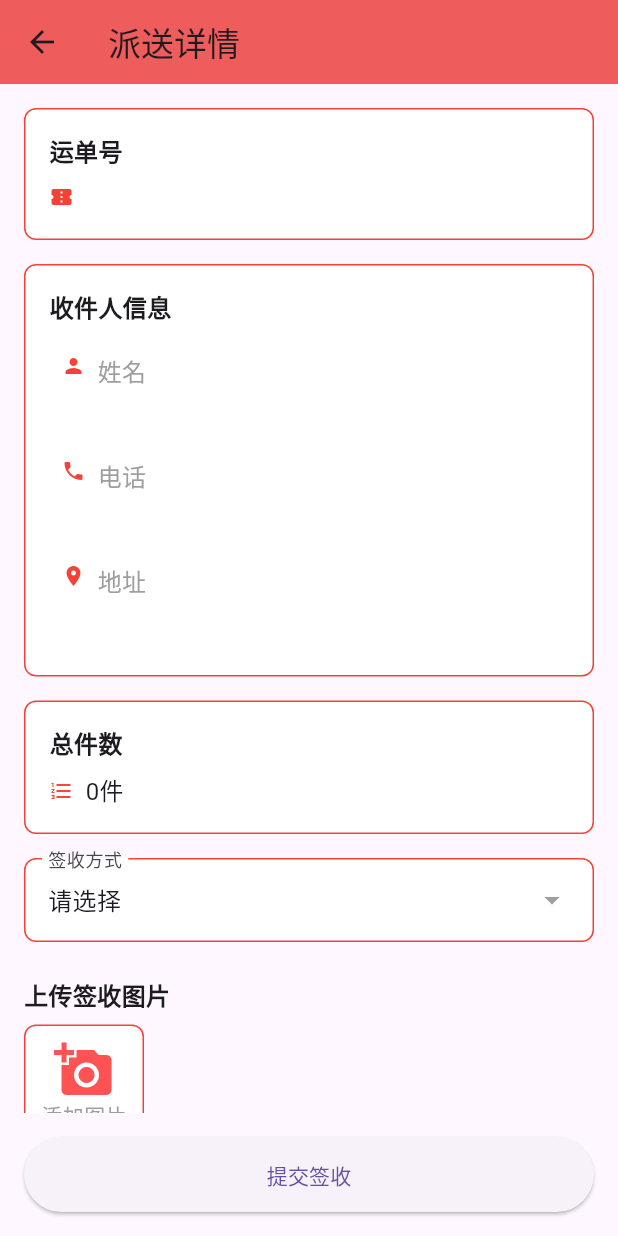
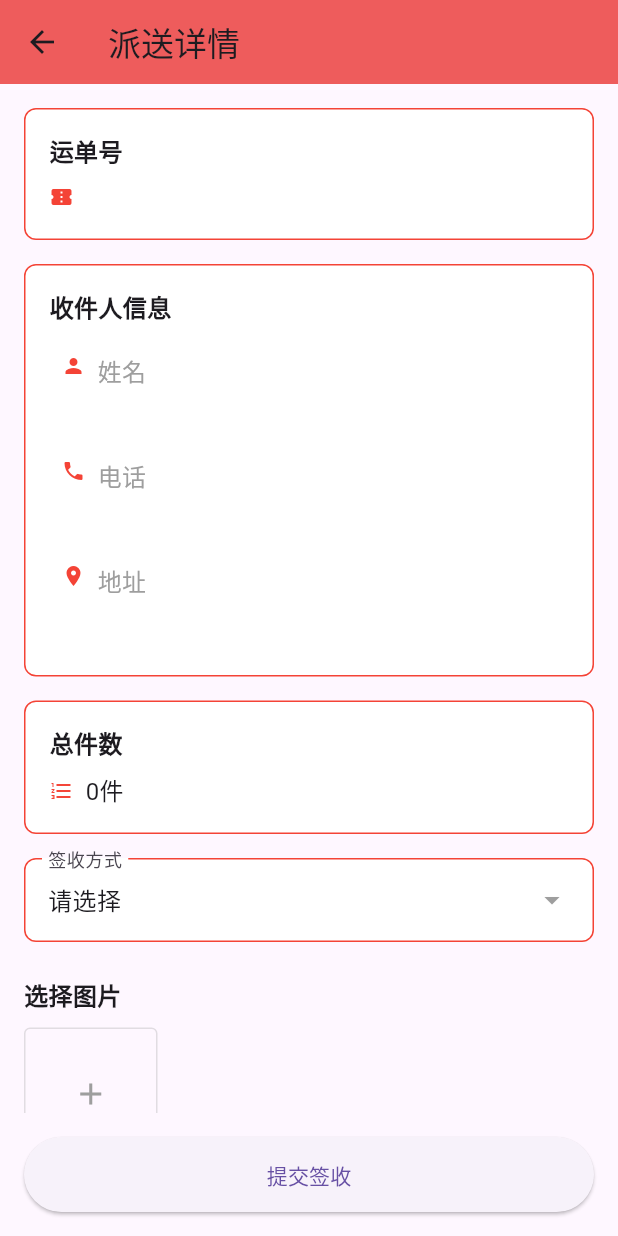
Before and after one commit to EverCooling/kimigoflash, a Flutter app: the PendingDeliveryDetail screen opened directly with empty values, on a phone screen of 412 x 824 dp. Run offline on Flutter 3.47's test engine with Material 3 defaults, Android fonts, the phone set to English and light mode, and no system bars; drawn by our look-alikes of flutter_form_builder; our stand-ins replace connectivity_plus, dio, flutter_riverpod, flutter_spinkit, fluttertoast, get and 7 more; missing offline and left inert: image_gallery_saver_plus, mobile_scanner, syncfusion_flutter_signaturepad, wechat_assets_picker, wechat_camera_picker; accounts and stored records are empty.

Commit message:
imagepicker；

```diff
--- a/lib/pages/delivery/detail/pending_delivery_detail_page.dart
+++ b/lib/pages/delivery/detail/pending_delivery_detail_page.dart
@@ -10,6 +10,7 @@ import 'package:kimiflash/pages/widgets/loading_manager.dart';
 import '../../../http/api/auth_api.dart';
 import '../../widgets/custom_dropdown_field.dart';
 import '../../widgets/multi_album_picker_field.dart';
+import '../../widgets/multi_image_picker.dart';
 import '../../widgets/sign_method_bottom_sheet.dart';
 import '../../widgets/signature_preview.dart';
 
@@ -215,13 +216,19 @@ class _PendingDeliveryDetailPageState extends State<PendingDeliveryDetail> {
                     // 图片上传区域
                     SizedBox(height: 8),
                     // 在页面中使用 MultiAlbumPickerField
-                    MultiAlbumPickerField(
-                      label: '上传签收图片',
-                      maxSelection: 5,
-                      onImageUploaded: (imagePaths) {
-                        _receiptImageUrls = imagePaths;
-                        // 处理上传后的图片路径列表
-                        print('上传成功：$imagePaths');
+                    // MultiAlbumPickerField(
+                    //   label: '上传签收图片',
+                    //   maxSelection: 5,
+                    //   onImageUploaded: (imagePaths) {
+                    //     _receiptImageUrls = imagePaths;
+                    //     // 处理上传后的图片路径列表
+                    //     print('上传成功：$imagePaths');
+                    //   },
+                    // ),
+                    MultiImagePicker(
+                      maxCount: 6,
+                      onChanged: (assets) {
+                        print('选中的图片: ${assets.length}张');
                       },
                     ),
                     SizedBox(height: 20),
--- /dev/null
+++ b/lib/pages/widgets/multi_image_picker.dart
@@ -0,0 +1,189 @@
+import 'package:flutter/material.dart';
+import 'package:image_picker/image_picker.dart';
+import 'package:wechat_assets_picker/wechat_assets_picker.dart';
+import 'package:wechat_camera_picker/wechat_camera_picker.dart';
+
+class MultiImagePicker extends StatefulWidget {
+  final int maxCount;
+  final ValueChanged<List<AssetEntity>>? onChanged;
+  final List<AssetEntity>? initialValue;
+
+  const MultiImagePicker({
+    Key? key,
+    this.maxCount = 9,
+    this.onChanged,
+    this.initialValue,
+  }) : super(key: key);
+
+  @override
+  State<MultiImagePicker> createState() => _MultiImagePickerState();
+}
+
+class _MultiImagePickerState extends State<MultiImagePicker> {
+  late List<AssetEntity> _selectedAssets;
+
+  @override
+  void initState() {
+    super.initState();
+    _selectedAssets = widget.initialValue ?? [];
+  }
+
+  @override
+  Widget build(BuildContext context) {
+    return Column(
+      crossAxisAlignment: CrossAxisAlignment.start,
+      children: [
+        const Text(
+          '选择图片',
+          style: TextStyle(fontSize: 16, fontWeight: FontWeight.bold),
+        ),
+        const SizedBox(height: 10),
+        GridView.builder(
+          shrinkWrap: true,
+          physics: const NeverScrollableScrollPhysics(),
+          gridDelegate: const SliverGridDelegateWithFixedCrossAxisCount(
+            crossAxisCount: 4,
+            mainAxisSpacing: 8,
+            crossAxisSpacing: 8,
+            childAspectRatio: 1.0,
+          ),
+          itemCount: _selectedAssets.length < widget.maxCount
+              ? _selectedAssets.length + 1
+              : _selectedAssets.length,
+          itemBuilder: (context, index) {
+            if (index < _selectedAssets.length) {
+              final asset = _selectedAssets[index];
+              return Stack(
+                fit: StackFit.expand,
+                children: [
+                  Positioned.fill(
+                    child: AssetEntityImage(
+                      asset,
+                      isOriginal: false,
+                      fit: BoxFit.cover,
+                      thumbnailFormat: ThumbnailFormat.jpeg,
+                      errorBuilder: (context, error, stackTrace) =>
+                      const Center(child: Icon(Icons.image_not_supported)),
+                    ),
+                  ),
+                  Positioned(
+                    top: 4,
+                    right: 4,
+                    child: GestureDetector(
+                      onTap: () => _removeAsset(index),
+                      child: Container(
+                        decoration: const BoxDecoration(
+                          shape: BoxShape.circle,
+                          color: Colors.black54,
+                        ),
+                        padding: const EdgeInsets.all(2),
+                        child: const Icon(
+                          Icons.close,
+                          color: Colors.white,
+                          size: 16,
+                        ),
+                      ),
+                    ),
+                  ),
+                ],
+              );
+            } else {
+              return GestureDetector(
+                onTap: _showImageSourceDialog,
+                child: Container(
+                  decoration: BoxDecoration(
+                    border: Border.all(color: Colors.grey.withOpacity(0.3)),
+                    borderRadius: BorderRadius.circular(4),
+                  ),
+                  child: const Center(
+                    child: Icon(
+                      Icons.add,
+                      color: Colors.grey,
+                    ),
+                  ),
+                ),
+              );
+            }
+          },
+        ),
+      ],
+    );
+  }
+
+  Future<void> _showImageSourceDialog() async {
+    await showModalBottomSheet(
+      context: context,
+      shape: const RoundedRectangleBorder(
+        borderRadius: BorderRadius.vertical(top: Radius.circular(16)),
+      ),
+      builder: (context) => Column(
+        mainAxisSize: MainAxisSize.min,
+        children: [
+          const SizedBox(height: 16),
+          const Text(
+            '选择图片来源',
+            style: TextStyle(fontSize: 16, fontWeight: FontWeight.bold),
+          ),
+          const SizedBox(height: 16),
+          ListTile(
+            leading: const Icon(Icons.camera_alt),
+            title: const Text('拍照'),
+            onTap: () {
+              Navigator.pop(context);
+              _pickImageFromCamera();
+            },
+          ),
+          ListTile(
+            leading: const Icon(Icons.photo_library),
+            title: const Text('从相册选择'),
+            onTap: () {
+              Navigator.pop(context);
+              _pickImagesFromGallery();
+            },
+          ),
+          const SizedBox(height: 16),
+        ],
+      ),
+    );
+  }
+
+  Future<void> _pickImageFromCamera() async {
+    final entity = await CameraPicker.pickFromCamera(
+      context,
+      pickerConfig: const CameraPickerConfig(enableRecording: false),
+    );
+
+    if (entity != null) {
+      setState(() {
+        _selectedAssets.add(entity);
+      });
+      widget.onChanged?.call(_selectedAssets);
+    }
+  }
+
+  Future<void> _pickImagesFromGallery() async {
+    final result = await AssetPicker.pickAssets(
+      context,
+      pickerConfig: AssetPickerConfig(
+        maxAssets: widget.maxCount,
+        selectedAssets: _selectedAssets,
+        requestType: RequestType.image,
+        textDelegate: const EnglishAssetPickerTextDelegate(),
+      ),
+    );
+
+    if (result != null) {
+      setState(() {
+        _selectedAssets = result;
+      });
+      widget.onChanged?.call(_selectedAssets);
+    }
+  }
+
+  void _removeAsset(int index) {
+    setState(() {
+      _selectedAssets.removeAt(index);
+    });
+    widget.onChanged?.call(_selectedAssets);
+  }
+}
--- a/pubspec.yaml
+++ b/pubspec.yaml
@@ -65,6 +65,7 @@ dependencies:
   connectivity_plus: ^5.0.2 # 网络连接状态检测
   flutter_spinkit: ^5.2.1
   url_launcher: ^6.3.1
+  wechat_camera_picker: ^4.3.7
 
 dev_dependencies:
   flutter_test:
```
Also changed, not shown: lib/pages/widgets/multi_album_picker_field.dart (+5 -12 lines), pubspec.lock, 1 other file.
